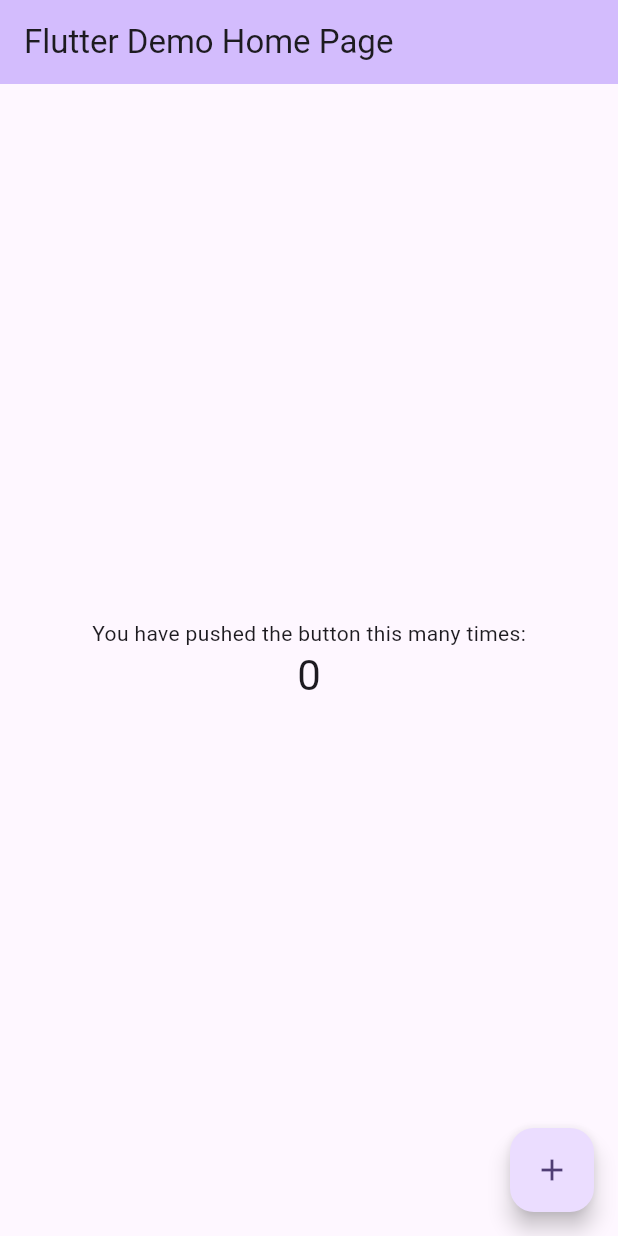
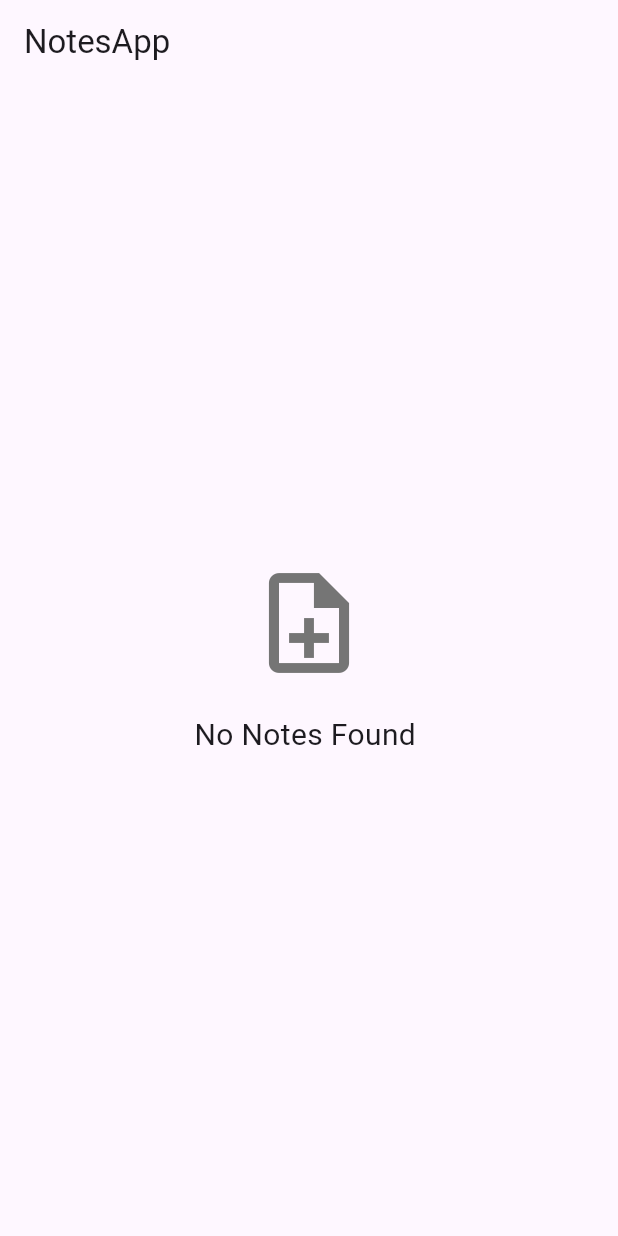
Before and after one commit to AR-NIHAL/note_app_flutter, a Flutter app: the screen it shows after launch, on a phone screen of 412 x 824 dp. Run offline on Flutter 3.47's test engine with Material 3 defaults, Android fonts, the light colour scheme and no system bars; our stand-ins replace sqflite; accounts and stored records are empty.

Commit message:
floating
again

```diff
--- a/note_one/lib/main.dart
+++ b/note_one/lib/main.dart
@@ -1,122 +1,19 @@
 import 'package:flutter/material.dart';
+import 'package:note_one/screens/notes_screen.dart';
 
 void main() {
-  runApp(const MyApp());
+  runApp(NotesApp());
 }
 
-class MyApp extends StatelessWidget {
-  const MyApp({super.key});
+class NotesApp extends StatelessWidget {
+  const NotesApp({super.key});
 
-  // This widget is the root of your application.
   @override
   Widget build(BuildContext context) {
     return MaterialApp(
-      title: 'Flutter Demo',
-      theme: ThemeData(
-        // This is the theme of your application.
-        //
-        // TRY THIS: Try running your application with "flutter run". You'll see
-        // the application has a purple toolbar. Then, without quitting the app,
-        // try changing the seedColor in the colorScheme below to Colors.green
-        // and then invoke "hot reload" (save your changes or press the "hot
-        // reload" button in a Flutter-supported IDE, or press "r" if you used
-        // the command line to start the app).
-        //
-        // Notice that the counter didn't reset back to zero; the application
-        // state is not lost during the reload. To reset the state, use hot
-        // restart instead.
-        //
-        // This works for code too, not just values: Most code changes can be
-        // tested with just a hot reload.
-        colorScheme: ColorScheme.fromSeed(seedColor: Colors.deepPurple),
-      ),
-      home: const MyHomePage(title: 'Flutter Demo Home Page'),
+      title: "Notes App",
+      theme: ThemeData(primarySwatch: Colors.blueGrey),
+      home: NotesScreen(),
     );
   }
 }
-
-class MyHomePage extends StatefulWidget {
-  const MyHomePage({super.key, required this.title});
-
-  // This widget is the home page of your application. It is stateful, meaning
-  // that it has a State object (defined below) that contains fields that affect
-  // how it looks.
-
-  // This class is the configuration for the state. It holds the values (in this
-  // case the title) provided by the parent (in this case the App widget) and
-  // used by the build method of the State. Fields in a Widget subclass are
-  // always marked "final".
-
-  final String title;
-
-  @override
-  State<MyHomePage> createState() => _MyHomePageState();
-}
-
-class _MyHomePageState extends State<MyHomePage> {
-  int _counter = 0;
-
-  void _incrementCounter() {
-    setState(() {
-      // This call to setState tells the Flutter framework that something has
-      // changed in this State, which causes it to rerun the build method below
-      // so that the display can reflect the updated values. If we changed
-      // _counter without calling setState(), then the build method would not be
-      // called again, and so nothing would appear to happen.
-      _counter++;
-    });
-  }
-
-  @override
-  Widget build(BuildContext context) {
-    // This method is rerun every time setState is called, for instance as done
-    // by the _incrementCounter method above.
-    //
-    // The Flutter framework has been optimized to make rerunning build methods
-    // fast, so that you can just rebuild anything that needs updating rather
-    // than having to individually change instances of widgets.
-    return Scaffold(
-      appBar: AppBar(
-        // TRY THIS: Try changing the color here to a specific color (to
-        // Colors.amber, perhaps?) and trigger a hot reload to see the AppBar
-        // change color while the other colors stay the same.
-        backgroundColor: Theme.of(context).colorScheme.inversePrimary,
-        // Here we take the value from the MyHomePage object that was created by
-        // the App.build method, and use it to set our appbar title.
-        title: Text(widget.title),
-      ),
-      body: Center(
-        // Center is a layout widget. It takes a single child and positions it
-        // in the middle of the parent.
-        child: Column(
-          // Column is also a layout widget. It takes a list of children and
-          // arranges them vertically. By default, it sizes itself to fit its
-          // children horizontally, and tries to be as tall as its parent.
-          //
-          // Column has various properties to control how it sizes itself and
-          // how it positions its children. Here we use mainAxisAlignment to
-          // center the children vertically; the main axis here is the vertical
-          // axis because Columns are vertical (the cross axis would be
-          // horizontal).
-          //
-          // TRY THIS: Invoke "debug painting" (choose the "Toggle Debug Paint"
-          // action in the IDE, or press "p" in the console), to see the
-          // wireframe for each widget.
-          mainAxisAlignment: MainAxisAlignment.center,
-          children: <Widget>[
-            const Text('You have pushed the button this many times:'),
-            Text(
-              '$_counter',
-              style: Theme.of(context).textTheme.headlineMedium,
-            ),
-          ],
-        ),
-      ),
-      floatingActionButton: FloatingActionButton(
-        onPressed: _incrementCounter,
-        tooltip: 'Increment',
-        child: const Icon(Icons.add),
-      ), // This trailing comma makes auto-formatting nicer for build methods.
-    );
-  }
-}
--- a/note_one/lib/screens/notes_screen.dart
+++ b/note_one/lib/screens/notes_screen.dart
@@ -0,0 +1,73 @@
+import 'package:flutter/material.dart';
+import 'package:note_one/database/notes_database.dart';
+
+class NotesScreen extends StatefulWidget {
+  const NotesScreen({super.key});
+
+  @override
+  State<NotesScreen> createState() => _NotesScreenState();
+}
+
+class _NotesScreenState extends State<NotesScreen> {
+  List<Map<String, dynamic>> notes = [];
+
+  @override
+  void initState() {
+    super.initState();
+    fetchNotes();
+  }
+
+  Future<void> fetchNotes() async {
+    final fetchNotes = await NotesDatabase.instance.getNotes();
+
+    setState(() {
+      notes = fetchNotes;
+    });
+  }
+
+  @override
+  Widget build(BuildContext context) {
+    return Scaffold(
+      appBar: AppBar(
+        backgroundColor: Colors.transparent,
+        elevation: 0,
+        title: const Text('NotesApp'),
+      ),
+
+      body: notes.isEmpty
+          ? Center(
+              child: Column(
+                mainAxisAlignment: MainAxisAlignment.center,
+                children: [
+                  Icon(
+                    Icons.note_add_outlined,
+                    size: 80,
+                    color: Colors.grey[600],
+                  ),
+
+                  const SizedBox(height: 20),
+
+                  Text('No Notes Found ', style: TextStyle(fontSize: 20)),
+                ],
+              ),
+            )
+          : Padding(
+              padding: const EdgeInsets.all(16),
+              child: GridView.builder(
+                gridDelegate: SliverGridDelegateWithFixedCrossAxisCount(
+                  crossAxisCount: 2,
+                  crossAxisSpacing: 16,
+                  mainAxisSpacing: 16,
+                  childAspectRatio: 0.85,
+                ),
+                itemCount: notes.length,
+                itemBuilder: (context, index) {
+                  final note = notes[index];
+
+                  return Text(note['title']);
+                },
+              ),
+            ),
+    );
+  }
+}
```
Also changed, not shown: note_one/lib/database/notes_database.dart (+86 -0 lines).
